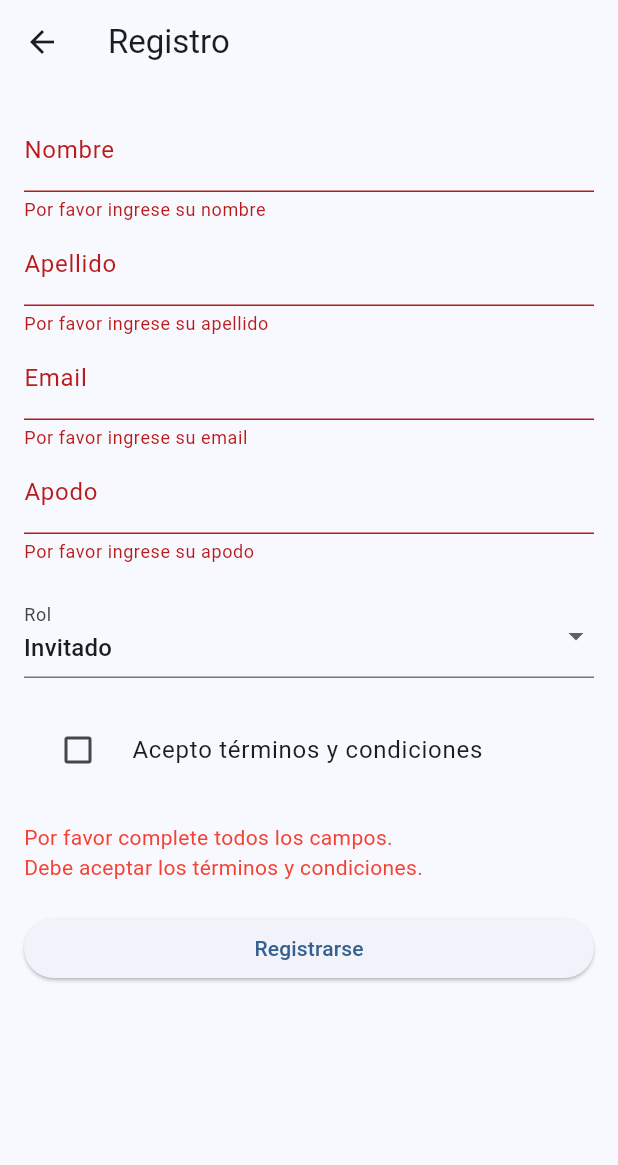
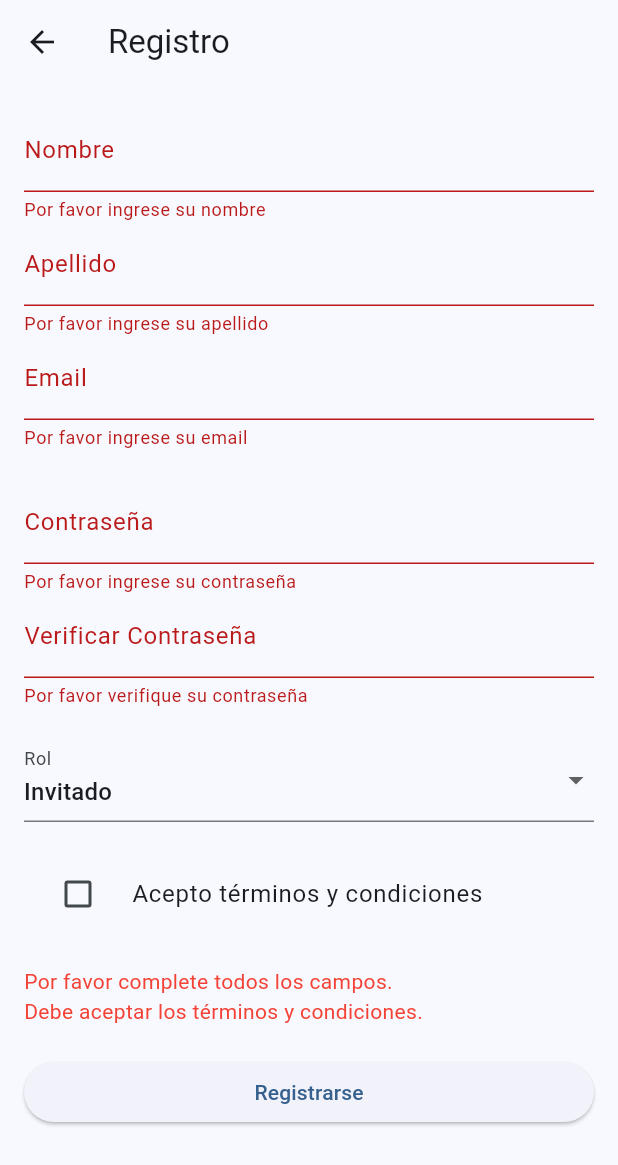
Before and after one commit to Edisonj4vier/EDU-RULETA, a Flutter app: the PantallaRegistro screen opened by its route, after a tap on "Registrarse", on a phone screen of 412 x 824 dp. Shown: the top 1165 px of the screen. Run offline on Flutter 3.47's test engine with Material 3 defaults, Android fonts, the phone set to English and light mode, and no system bars; our stand-ins replace flutter_fortune_wheel.

Commit message:
Imput contrasenia

```diff
--- a/Front-end_proyect/lib/pantallas/pantalla_registro.dart
+++ b/Front-end_proyect/lib/pantallas/pantalla_registro.dart
@@ -14,6 +14,8 @@ class _PantallaRegistroState extends State<PantallaRegistro> {
   bool _terminosAceptados = false;
   bool _mostrarMensajeErrorCampos = false;
   bool _mostrarMensajeErrorTerminos = false;
+  String? _password;
+  String? _confirmPassword;
 
   @override
   Widget build(BuildContext context) {
@@ -55,11 +57,33 @@ class _PantallaRegistroState extends State<PantallaRegistro> {
                   return null;
                 },
               ),
+              const SizedBox(height: 20),
               TextFormField(
-                decoration: const InputDecoration(labelText: 'Apodo'),
+                decoration: const InputDecoration(labelText: 'Contraseña'),
+                obscureText: true,
+                onChanged: (value) {
+                  _password = value;
+                },
                 validator: (value) {
                   if (value == null || value.isEmpty) {
-                    return 'Por favor ingrese su apodo';
+                    return 'Por favor ingrese su contraseña';
+                  }
+                  return null;
+                },
+              ),
+              TextFormField(
+                decoration:
+                    const InputDecoration(labelText: 'Verificar Contraseña'),
+                obscureText: true,
+                onChanged: (value) {
+                  _confirmPassword = value;
+                },
+                validator: (value) {
+                  if (value == null || value.isEmpty) {
+                    return 'Por favor verifique su contraseña';
+                  }
+                  if (value != _password) {
+                    return 'Las contraseñas no coinciden';
                   }
                   return null;
                 },
```
